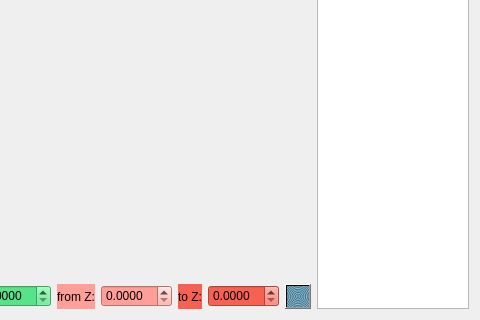
First picture: the form in qt/rnd_param_view.ui, repository idergunoff/random_param_view, before the edit; both pictures show x 919 to 1399 and y 304 to 624 of the 1399 by 624 pixel window.
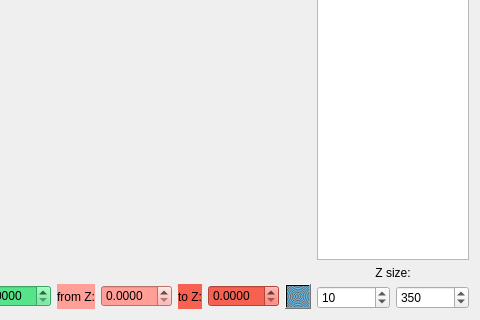
Second picture: the form after the edit.

Commit message: add width, add spinbox z size

Patch:
```diff
--- a/qt/rnd_param_view.ui
+++ b/qt/rnd_param_view.ui
@@ -494,6 +494,57 @@
      <item row="0" column="0">
       <widget class="QListWidget" name="listWidget"/>
      </item>
+     <item row="2" column="0">
+      <layout class="QGridLayout" name="gridLayout_7">
+       <item row="0" column="0">
+        <widget class="QSpinBox" name="spinBox_z_size_from">
+         <property name="minimum">
+          <number>1</number>
+         </property>
+         <property name="maximum">
+          <number>999</number>
+         </property>
+         <property name="singleStep">
+          <number>5</number>
+         </property>
+         <property name="value">
+          <number>10</number>
+         </property>
+        </widget>
+       </item>
+       <item row="0" column="1">
+        <widget class="QSpinBox" name="spinBox_z_size_to">
+         <property name="minimum">
+          <number>1</number>
+         </property>
+         <property name="maximum">
+          <number>999</number>
+         </property>
+         <property name="singleStep">
+          <number>5</number>
+         </property>
+         <property name="value">
+          <number>350</number>
+         </property>
+        </widget>
+       </item>
+      </layout>
+     </item>
+     <item row="1" column="0">
+      <widget class="QLabel" name="label_10">
+       <property name="font">
+        <font>
+         <pointsize>9</pointsize>
+        </font>
+       </property>
+       <property name="text">
+        <string>Z size:</string>
+       </property>
+       <property name="alignment">
+        <set>Qt::AlignCenter</set>
+       </property>
+      </widget>
+     </item>
     </layout>
    </item>
   </layout>
```
Left out of the diff: 15 changed lines with no effect on the pictures. The commit also changes 3 other files.
